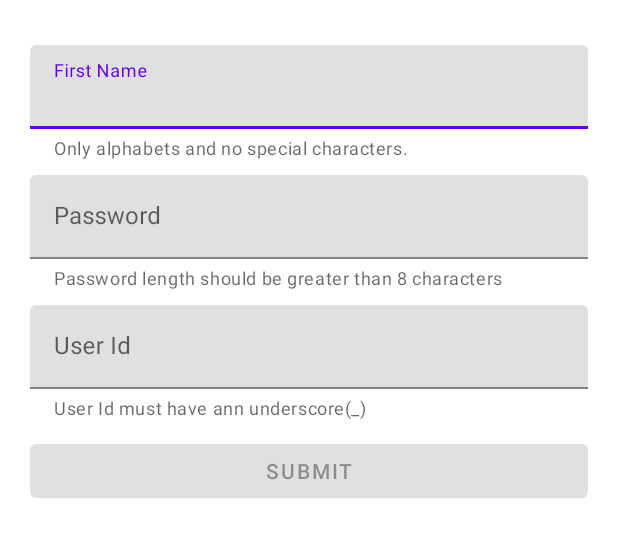
After one commit to NikCapko/memo, an Android app: the layout activity_validation.xml on its own in the app's theme, with its tools: preview values and no code run, on a phone screen of 412 x 824 dp. The commit adds this screen. Shown: the top 537 px of the screen. Run offline under Robolectric (Android 15) with nearby library versions, the phone set to English and light mode, and no system bars.

Commit message:
Рефакторинг экрана списка слов и выбранного слова

```diff
--- a/app/src/main/kotlin/com/nikcapko/memo/ui/words/detail/WordDetailView.kt
+++ b/app/src/main/kotlin/com/nikcapko/memo/ui/words/detail/WordDetailView.kt
@@ -7,7 +7,7 @@ import moxy.viewstate.strategy.AddToEndSingleStrategy
 import moxy.viewstate.strategy.StateStrategyType
 
 @StateStrategyType(AddToEndSingleStrategy::class)
-interface WordDetailView : MvpView, ProgressDialogView {
+internal interface WordDetailView : MvpView, ProgressDialogView {
     fun initView(word: Word?)
     fun sendSuccessResult()
     fun enableSaveButton(enable: Boolean)
--- /dev/null
+++ b/app/src/main/res/layout/activity_validation.xml
@@ -0,0 +1,75 @@
+<?xml version="1.0" encoding="utf-8"?>
+<ScrollView xmlns:android="http://schemas.android.com/apk/res/android"
+    xmlns:app="http://schemas.android.com/apk/res-auto"
+    xmlns:tools="http://schemas.android.com/tools"
+    android:layout_width="match_parent"
+    android:layout_height="match_parent"
+    tools:context=".MainActivity">
+
+    <androidx.constraintlayout.widget.ConstraintLayout
+        android:layout_width="match_parent"
+        android:padding="20dp"
+        android:layout_height="wrap_content">
+
+        <com.google.android.material.textfield.TextInputLayout
+            android:id="@+id/name"
+            android:layout_width="match_parent"
+            android:layout_height="wrap_content"
+            android:layout_marginTop="10dp"
+            app:helperText="Only alphabets and no special characters."
+            app:helperTextEnabled="true"
+            app:layout_constraintTop_toTopOf="parent"
+            tools:layout_editor_absoluteX="140dp">
+
+            <com.google.android.material.textfield.TextInputEditText
+                android:id="@+id/editText_name"
+                android:layout_width="match_parent"
+                android:layout_height="wrap_content"
+                android:hint="First Name" />
+        </com.google.android.material.textfield.TextInputLayout>
+
+        <com.google.android.material.textfield.TextInputLayout
+            android:id="@+id/password"
+            android:layout_width="match_parent"
+            android:layout_height="wrap_content"
+            android:layout_marginTop="10dp"
+            app:helperText="Password length should be greater than 8 characters"
+            app:helperTextEnabled="true"
+            app:layout_constraintTop_toBottomOf="@+id/name"
+            tools:layout_editor_absoluteX="238dp">
+
+            <com.google.android.material.textfield.TextInputEditText
+                android:id="@+id/editText_password"
+                android:layout_width="match_parent"
+                android:layout_height="wrap_content"
+                android:hint="Password" />
+        </com.google.android.material.textfield.TextInputLayout>
+
+        <com.google.android.material.textfield.TextInputLayout
+            android:id="@+id/userId"
+            android:layout_width="match_parent"
+            android:layout_height="wrap_content"
+            android:layout_marginTop="10dp"
+            app:helperText="User Id must have ann underscore(_)"
+            app:helperTextEnabled="true"
+            app:layout_constraintTop_toBottomOf="@+id/password"
+            tools:layout_editor_absoluteX="238dp">
+
+            <com.google.android.material.textfield.TextInputEditText
+                android:id="@+id/editText_user"
+                android:layout_width="match_parent"
+                android:layout_height="wrap_content"
+                android:hint="User Id" />
+        </com.google.android.material.textfield.TextInputLayout>
+
+        <com.google.android.material.button.MaterialButton
+            android:id="@+id/submit_button"
+            android:layout_width="match_parent"
+            android:layout_height="wrap_content"
+            android:layout_marginTop="10dp"
+            android:enabled="false"
+            android:text="Submit"
+            app:layout_constraintTop_toBottomOf="@id/userId"
+            tools:layout_editor_absoluteX="20dp" />
+    </androidx.constraintlayout.widget.ConstraintLayout>
+</ScrollView>
--- a/domain/build.gradle.kts
+++ b/domain/build.gradle.kts
@@ -10,6 +10,7 @@ java {
 dependencies {
 
     implementation(project(":core"))
+
     implementation(libs.javax.inject)
 
     // coroutines
```
Also changed, not shown: app/src/main/kotlin/com/nikcapko/memo/ui/words/detail/WordDetailFragment.kt (+38 -25 lines), app/src/main/kotlin/com/nikcapko/memo/ui/words/detail/WordDetailPresenter.kt (deleted, +0 -97 lines), app/src/main/kotlin/com/nikcapko/memo/ui/words/detail/WordDetailViewModel.kt (added, +130 -0 lines), app/src/main/kotlin/com/nikcapko/memo/ui/words/detail/WordDetailViewState.kt (added, +9 -0 lines), app/src/main/kotlin/com/nikcapko/memo/ui/words/list/WordListFragment.kt (+30 -25 lines), app/src/main/kotlin/com/nikcapko/memo/ui/words/list/WordListViewModel.kt (+15 -38 lines), app/src/main/kotlin/com/nikcapko/memo/utils/extensions/observeFlow.kt (added, +16 -0 lines), app/src/main/res/drawable/delete.xml (added, +41 -0 lines), app/src/main/res/drawable/gamepad.xml (added, +30 -0 lines), app/src/main/res/menu/menu_action.xml (+10 -1 lines), domain/src/main/java/com/nikcapko/domain/usecases/ClearDatabaseUseCase.kt (deleted, +0 -12 lines).
